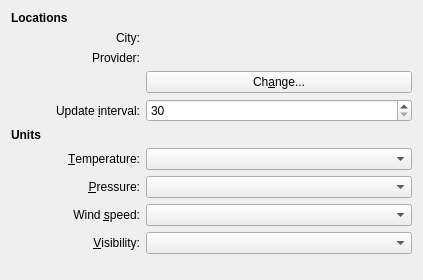
Above: libs/plasmaweather/weatherconfig.ui from KDE/kdeplasma-addons before the change. Below: the same form after it.
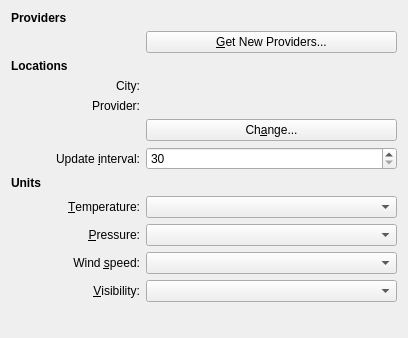
That is the form after the change. Custom widgets are drawn as their Qt base class.

Patch:
```diff
--- a/libs/plasmaweather/weatherconfig.ui
+++ b/libs/plasmaweather/weatherconfig.ui
@@ -6,8 +6,8 @@
    <rect>
     <x>0</x>
     <y>0</y>
-    <width>423</width>
-    <height>280</height>
+    <width>408</width>
+    <height>338</height>
    </rect>
   </property>
   <property name="sizePolicy">
@@ -32,20 +32,7 @@
    <string>Weather Station Configuration</string>
   </property>
   <layout class="QGridLayout" name="gridLayout">
-   <item row="0" column="0" colspan="2">
-    <widget class="QLabel" name="locationLabel">
-     <property name="font">
-      <font>
-       <weight>75</weight>
-       <bold>true</bold>
-      </font>
-     </property>
-     <property name="text">
-      <string>Locations</string>
-     </property>
-    </widget>
-   </item>
-   <item row="1" column="0">
+   <item row="5" column="0">
     <widget class="QLabel" name="cityLabel">
      <property name="minimumSize">
       <size>
@@ -61,7 +48,7 @@
      </property>
     </widget>
    </item>
-   <item row="1" column="1">
+   <item row="5" column="1">
     <widget class="QLabel" name="cityTextLabel">
      <property name="sizePolicy">
       <sizepolicy hsizetype="Expanding" vsizetype="Preferred">
@@ -74,7 +61,7 @@
      </property>
     </widget>
    </item>
-   <item row="2" column="0">
+   <item row="6" column="0">
     <widget class="QLabel" name="providerLabel">
      <property name="minimumSize">
       <size>
@@ -90,7 +77,7 @@
      </property>
     </widget>
    </item>
-   <item row="2" column="1">
+   <item row="6" column="1">
     <widget class="QLabel" name="providerTextLabel">
      <property name="sizePolicy">
       <sizepolicy hsizetype="Expanding" vsizetype="Preferred">
@@ -103,20 +90,7 @@
      </property>
     </widget>
    </item>
-   <item row="3" column="1">
-    <widget class="KPushButton" name="changeButton">
-     <property name="sizePolicy">
-      <sizepolicy hsizetype="Expanding" vsizetype="Fixed">
-       <horstretch>0</horstretch>
-       <verstretch>0</verstretch>
-      </sizepolicy>
-     </property>
-     <property name="text">
-      <string>Ch&amp;ange...</string>
-     </property>
-    </widget>
-   </item>
-   <item row="4" column="0">
+   <item row="8" column="0">
     <widget class="QLabel" name="intervalLabel">
      <property name="minimumSize">
       <size>
@@ -135,7 +109,7 @@
      </property>
     </widget>
    </item>
-   <item row="4" column="1">
+   <item row="8" column="1">
     <widget class="KIntSpinBox" name="updateIntervalSpinBox">
      <property name="sizePolicy">
       <sizepolicy hsizetype="Expanding" vsizetype="Fixed">
@@ -154,7 +128,7 @@
      </property>
     </widget>
    </item>
-   <item row="5" column="0" colspan="2">
+   <item row="9" column="0" colspan="2">
     <widget class="QLabel" name="unitsLabel">
      <property name="font">
       <font>
@@ -167,7 +141,7 @@
      </property>
     </widget>
    </item>
-   <item row="6" column="0">
+   <item row="10" column="0">
     <widget class="QLabel" name="temperatureLabel">
      <property name="minimumSize">
       <size>
@@ -186,7 +160,7 @@
      </property>
     </widget>
    </item>
-   <item row="6" column="1">
+   <item row="10" column="1">
     <widget class="KComboBox" name="temperatureComboBox">
      <property name="sizePolicy">
       <sizepolicy hsizetype="Expanding" vsizetype="Fixed">
@@ -196,7 +170,7 @@
      </property>
     </widget>
    </item>
-   <item row="7" column="0">
+   <item row="11" column="0">
     <widget class="QLabel" name="pressureLabel">
      <property name="minimumSize">
       <size>
@@ -215,7 +189,7 @@
      </property>
     </widget>
    </item>
-   <item row="7" column="1">
+   <item row="11" column="1">
     <widget class="KComboBox" name="pressureComboBox">
      <property name="sizePolicy">
       <sizepolicy hsizetype="Expanding" vsizetype="Fixed">
@@ -225,7 +199,7 @@
      </property>
     </widget>
    </item>
-   <item row="8" column="0">
+   <item row="12" column="0">
     <widget class="QLabel" name="speedLabel">
      <property name="minimumSize">
       <size>
@@ -244,7 +218,7 @@
      </property>
     </widget>
    </item>
-   <item row="8" column="1">
+   <item row="12" column="1">
     <widget class="KComboBox" name="speedComboBox">
      <property name="sizePolicy">
       <sizepolicy hsizetype="Expanding" vsizetype="Fixed">
@@ -254,7 +228,7 @@
      </property>
     </widget>
    </item>
-   <item row="9" column="0">
+   <item row="13" column="0">
     <widget class="QLabel" name="visibilityLabel">
      <property name="minimumSize">
       <size>
@@ -273,7 +247,7 @@
      </property>
     </widget>
    </item>
-   <item row="9" column="1">
+   <item row="13" column="1">
     <widget class="KComboBox" name="visibilityComboBox">
      <property name="sizePolicy">
       <sizepolicy hsizetype="Expanding" vsizetype="Fixed">
@@ -283,7 +257,7 @@
      </property>
     </widget>
    </item>
-   <item row="10" column="0">
+   <item row="14" column="0">
     <spacer name="verticalSpacer">
      <property name="orientation">
       <enum>Qt::Vertical</enum>
@@ -296,6 +270,58 @@
      </property>
     </spacer>
    </item>
+   <item row="7" column="1">
+    <widget class="KPushButton" name="changeButton">
+     <property name="sizePolicy">
+      <sizepolicy hsizetype="Expanding" vsizetype="Fixed">
+       <horstretch>0</horstretch>
+       <verstretch>0</verstretch>
+      </sizepolicy>
+     </property>
+     <property name="text">
+      <string>Ch&amp;ange...</string>
+     </property>
+    </widget>
+   </item>
+   <item row="3" column="0" colspan="2">
+    <widget class="QLabel" name="locationLabel">
+     <property name="font">
+      <font>
+       <weight>75</weight>
+       <bold>true</bold>
+      </font>
+     </property>
+     <property name="text">
+      <string>Locations</string>
+     </property>
+    </widget>
+   </item>
+   <item row="0" column="0">
+    <widget class="QLabel" name="providerLabel_2">
+     <property name="font">
+      <font>
+       <weight>75</weight>
+       <bold>true</bold>
+      </font>
+     </property>
+     <property name="text">
+      <string>Providers</string>
+     </property>
+    </widget>
+   </item>
+   <item row="1" column="1">
+    <widget class="KPushButton" name="ghnsProviderButton">
+     <property name="sizePolicy">
+      <sizepolicy hsizetype="Expanding" vsizetype="Fixed">
+       <horstretch>0</horstretch>
+       <verstretch>0</verstretch>
+      </sizepolicy>
+     </property>
+     <property name="text">
+      <string>&amp;Get New Providers...</string>
+     </property>
+    </widget>
+   </item>
   </layout>
  </widget>
  <customwidgets>
```
